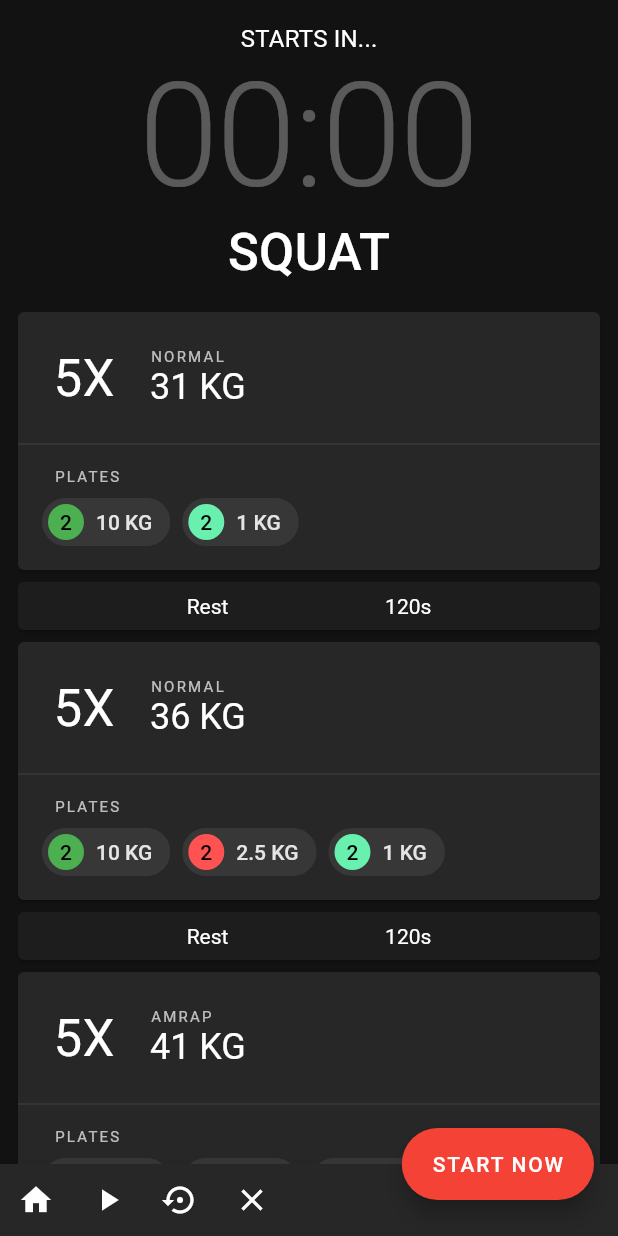
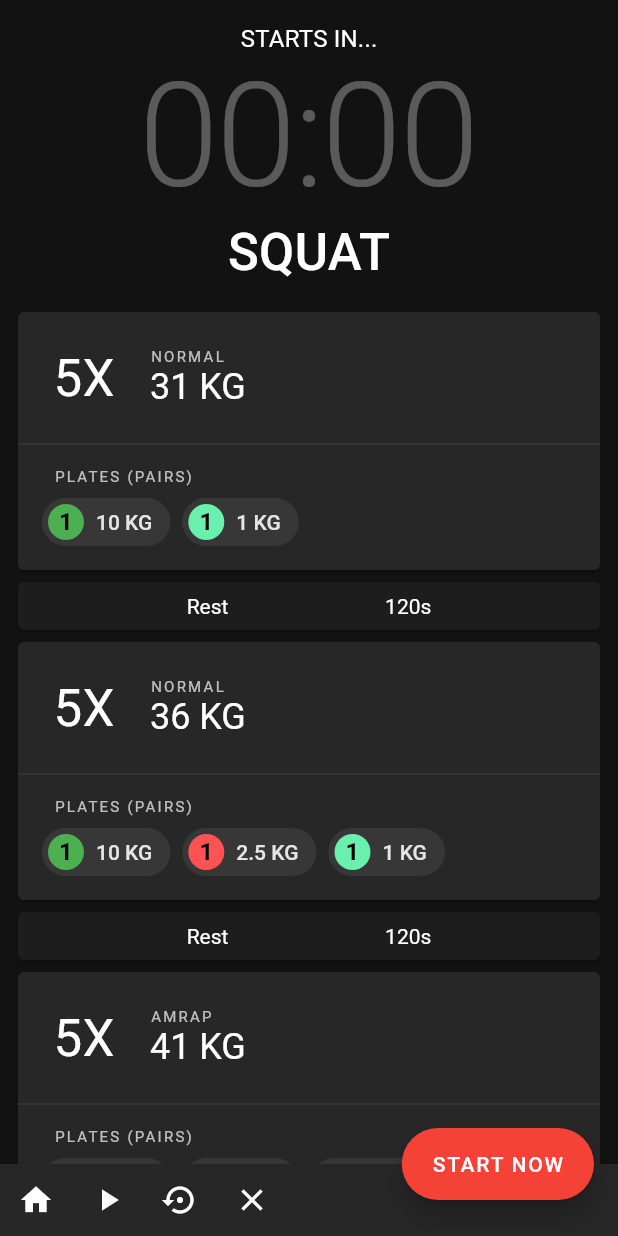
Before and after one commit to chrsep/leonidas, a Flutter app: the TrackerPage screen opened directly, on a phone screen of 412 x 824 dp. Run offline on Flutter 3.47's test engine with Material 2 defaults, Android fonts, the phone set to English and light mode, and no system bars; our stand-ins replace flutter_dotenv, flutter_local_notifications, sentry, shared_preferences, tuple, vibration; accounts and stored records are empty.

Commit message:
Update readme, fix weight pairs not shown correctly.

```diff
--- a/lib/components/trackerPage/exercise_item.dart
+++ b/lib/components/trackerPage/exercise_item.dart
@@ -33,6 +33,7 @@ class ExerciseItem extends ActivityListItem {
     return setupUsed.calculateTotalWeight();
   }
 
+  // Returns {the weights, number of pair needed, and plate's color}
   List<Tuple3<int, int, Color>> get getWeightUsed {
     final calculatedWeight = calculateWeight(exercise, routine, set);
     setupUsed ??= weightSetup.calculatePossibleWeight(calculatedWeight);
@@ -53,7 +54,9 @@ class ExerciseItem extends ActivityListItem {
     return Column(
       children: <Widget>[
         Card(
-          color: colorIdentifier == null? LeonidasTheme.whiteTint[4] : LeonidasTheme.primaryColor ,
+          color: colorIdentifier == null
+              ? LeonidasTheme.whiteTint[4]
+              : LeonidasTheme.primaryColor,
           clipBehavior: Clip.hardEdge,
           child: Column(
             crossAxisAlignment: CrossAxisAlignment.start,
@@ -90,10 +93,15 @@ class ExerciseItem extends ActivityListItem {
                   )
                 ],
               ),
-              Divider(height: 0,),
+              Divider(
+                height: 0,
+              ),
               Padding(
                 padding: const EdgeInsets.only(left: 24.0, top: 16),
-                child: Text('PLATES', style: LeonidasTheme.overline.apply(color: Colors.white70),),
+                child: Text(
+                  'PLATES (PAIRS)',
+                  style: LeonidasTheme.overline.apply(color: Colors.white70),
+                ),
               ),
               SingleChildScrollView(
                 padding: EdgeInsets.only(left: 16),
@@ -103,8 +111,7 @@ class ExerciseItem extends ActivityListItem {
                     return weights.item2 > 0;
                   }).map((weights) {
                     return Padding(
-                      padding:
-                          const EdgeInsets.only(bottom: 8, right: 8.0),
+                      padding: const EdgeInsets.only(bottom: 8, right: 8.0),
                       child: Chip(
                         elevation: 0,
                         backgroundColor: LeonidasTheme.whiteTint[9],
@@ -116,10 +123,11 @@ class ExerciseItem extends ActivityListItem {
                             ),
                             Center(
                                 child: Text(
-                              '2',
+                              weights.item2.toString(),
                               style: TextStyle(
                                   color: Colors.black,
-                                  fontWeight: FontWeight.w500),
+                                  fontSize: 16,
+                                  fontWeight: FontWeight.w600),
                             )),
                           ],
                         ),
```
Also changed, not shown: 4 other files.
